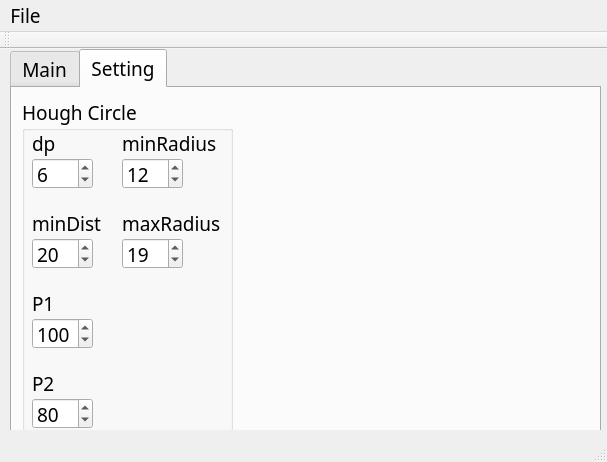
Qt form mainwindow.ui (jefftsai8049/BeeObservationSystem_Analysis) before a commit.
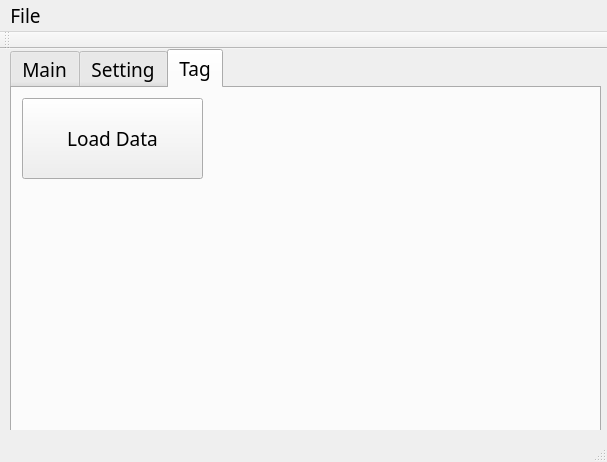
The same form after that commit.

Diff of the .ui file:
```diff
--- a/mainwindow.ui
+++ b/mainwindow.ui
@@ -30,7 +30,7 @@
      </rect>
     </property>
     <property name="currentIndex">
-     <number>1</number>
+     <number>2</number>
     </property>
     <widget class="QWidget" name="tab">
      <attribute name="title">
@@ -182,7 +182,7 @@
         </rect>
        </property>
        <property name="value">
-        <number>6</number>
+        <number>2</number>
        </property>
       </widget>
       <widget class="QSpinBox" name="para_2_hough_circle_spinBox">
@@ -198,7 +198,7 @@
         <number>200</number>
        </property>
        <property name="value">
-        <number>80</number>
+        <number>35</number>
        </property>
       </widget>
       <widget class="QSpinBox" name="minRadius_hough_circle_spinBox">
@@ -227,7 +227,7 @@
         <number>200</number>
        </property>
        <property name="value">
-        <number>100</number>
+        <number>150</number>
        </property>
       </widget>
       <widget class="QSpinBox" name="minDist_hough_circle_spinBox">
@@ -323,6 +323,24 @@
       </widget>
      </widget>
     </widget>
+    <widget class="QWidget" name="tab_3">
+     <attribute name="title">
+      <string>Tag</string>
+     </attribute>
+     <widget class="QPushButton" name="load_training_data_pushButton">
+      <property name="geometry">
+       <rect>
+        <x>10</x>
+        <y>10</y>
+        <width>181</width>
+        <height>81</height>
+       </rect>
+      </property>
+      <property name="text">
+       <string>Load Data</string>
+      </property>
+     </widget>
+    </widget>
    </widget>
   </widget>
   <widget class="QMenuBar" name="menuBar">
```
